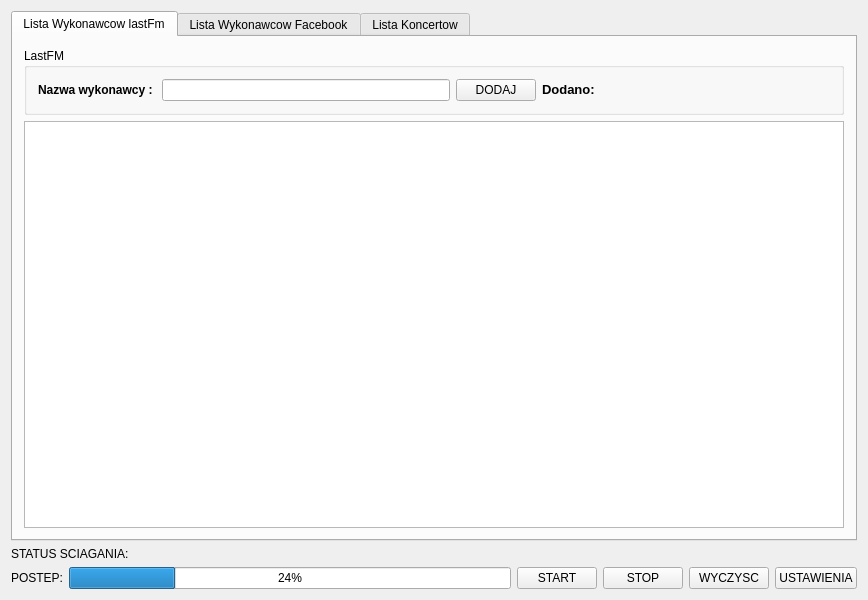
Old version of the form mainwindow.ui in the repository Grzegorzwww/szukacz_koncerow.
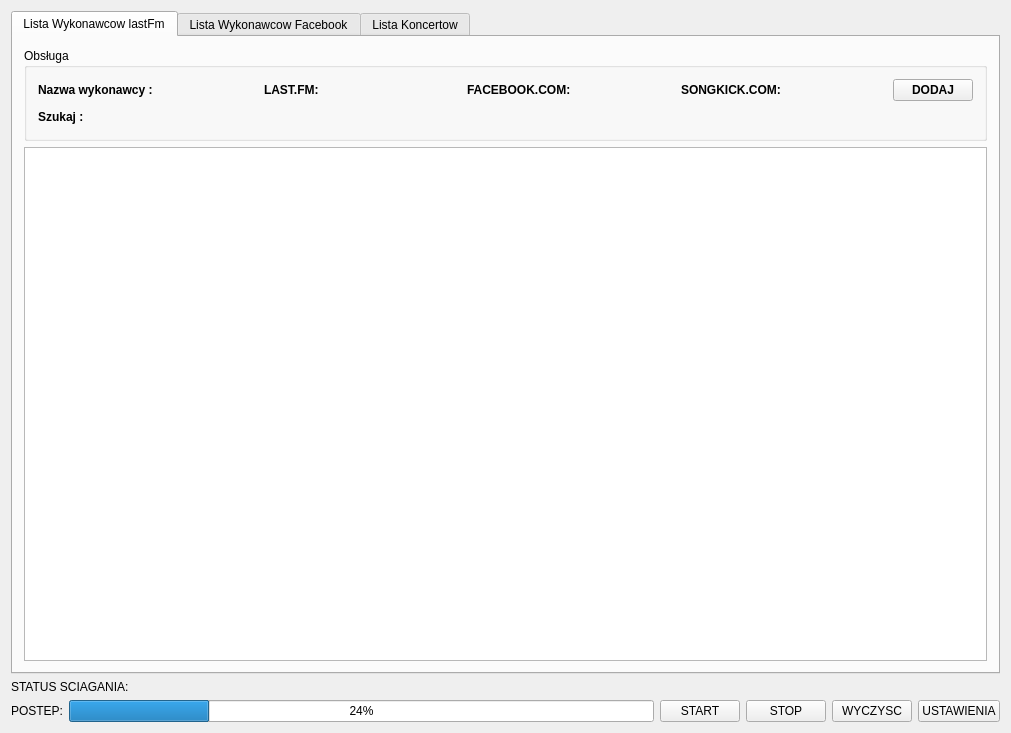
New version of the form. Custom widgets are drawn as their Qt base class.

The edit to the form file:
```diff
--- a/mainwindow.ui
+++ b/mainwindow.ui
@@ -6,8 +6,8 @@
    <rect>
     <x>0</x>
     <y>0</y>
-    <width>868</width>
-    <height>600</height>
+    <width>1011</width>
+    <height>733</height>
    </rect>
   </property>
   <property name="windowTitle">
@@ -117,9 +117,59 @@
         <item row="0" column="0">
          <widget class="QGroupBox" name="groupBox_3">
           <property name="title">
-           <string>LastFM</string>
+           <string>Obsługa</string>
           </property>
           <layout class="QGridLayout" name="gridLayout_3">
+           <item row="1" column="0">
+            <layout class="QHBoxLayout" name="horizontalLayout_7">
+             <item>
+              <layout class="QHBoxLayout" name="horizontalLayout_6">
+               <item>
+                <widget class="QLabel" name="label_18">
+                 <property name="sizePolicy">
+                  <sizepolicy hsizetype="Minimum" vsizetype="Maximum">
+                   <horstretch>0</horstretch>
+                   <verstretch>0</verstretch>
+                  </sizepolicy>
+                 </property>
+                 <property name="text">
+                  <string>&lt;html&gt;&lt;head/&gt;&lt;body&gt;&lt;p&gt;&lt;span style=&quot; font-weight:600;&quot;&gt;Szukaj : &lt;/span&gt;&lt;/p&gt;&lt;/body&gt;&lt;/html&gt;</string>
+                 </property>
+                </widget>
+               </item>
+               <item>
+                <widget class="MyLineEdit" name="my_lineEdit_5" native="true">
+                 <property name="sizePolicy">
+                  <sizepolicy hsizetype="Expanding" vsizetype="Preferred">
+                   <horstretch>0</horstretch>
+                   <verstretch>0</verstretch>
+                  </sizepolicy>
+                 </property>
+                </widget>
+               </item>
+              </layout>
+             </item>
+             <item>
+              <layout class="QHBoxLayout" name="horizontalLayout_5"/>
+             </item>
+             <item>
+              <spacer name="horizontalSpacer">
+               <property name="orientation">
+                <enum>Qt::Horizontal</enum>
+               </property>
+               <property name="sizeType">
+                <enum>QSizePolicy::Minimum</enum>
+               </property>
+               <property name="sizeHint" stdset="0">
+                <size>
+                 <width>400</width>
+                 <height>20</height>
+                </size>
+               </property>
+              </spacer>
+             </item>
+            </layout>
+           </item>
            <item row="0" column="0">
             <layout class="QHBoxLayout" name="horizontalLayout_3">
              <item>
@@ -136,15 +186,56 @@
               </widget>
              </item>
              <item>
-              <widget class="QLineEdit" name="lineEdit">
+              <widget class="MyLineEdit" name="my_lineEdit" native="true"/>
+             </item>
+             <item>
+              <widget class="QLabel" name="label_15">
                <property name="sizePolicy">
-                <sizepolicy hsizetype="Expanding" vsizetype="Fixed">
+                <sizepolicy hsizetype="Minimum" vsizetype="Maximum">
                  <horstretch>0</horstretch>
                  <verstretch>0</verstretch>
                 </sizepolicy>
                </property>
+               <property name="text">
+                <string>&lt;html&gt;&lt;head/&gt;&lt;body&gt;&lt;p&gt;&lt;span style=&quot; font-weight:600;&quot;&gt;LAST.FM: &lt;/span&gt;&lt;/p&gt;&lt;/body&gt;&lt;/html&gt;</string>
+               </property>
               </widget>
              </item>
+             <item>
+              <widget class="MyLineEdit" name="my_lineEdit_2" native="true"/>
+             </item>
+             <item>
+              <widget class="QLabel" name="label_16">
+               <property name="sizePolicy">
+                <sizepolicy hsizetype="Minimum" vsizetype="Maximum">
+                 <horstretch>0</horstretch>
+                 <verstretch>0</verstretch>
+                </sizepolicy>
+               </property>
+               <property name="text">
+                <string>&lt;html&gt;&lt;head/&gt;&lt;body&gt;&lt;p&gt;&lt;span style=&quot; font-weight:600;&quot;&gt;FACEBOOK.COM: &lt;/span&gt;&lt;/p&gt;&lt;/body&gt;&lt;/html&gt;</string>
+               </property>
+              </widget>
+             </item>
+             <item>
+              <widget class="MyLineEdit" name="my_lineEdit_3" native="true"/>
+             </item>
+             <item>
+              <widget class="QLabel" name="label_17">
+               <property name="sizePolicy">
+                <sizepolicy hsizetype="Minimum" vsizetype="Maximum">
+                 <horstretch>0</horstretch>
+                 <verstretch>0</verstretch>
+                </sizepolicy>
+               </property>
+               <property name="text">
+                <string>&lt;html&gt;&lt;head/&gt;&lt;body&gt;&lt;p&gt;&lt;span style=&quot; font-weight:600;&quot;&gt;SONGKICK.COM: &lt;/span&gt;&lt;/p&gt;&lt;/body&gt;&lt;/html&gt;</string>
+               </property>
+              </widget>
+             </item>
+             <item>
+              <widget class="MyLineEdit" name="my_lineEdit_4" native="true"/>
+             </item>
              <item>
               <widget class="QPushButton" name="pushButton_2">
                <property name="sizePolicy">
@@ -153,28 +244,17 @@
                  <verstretch>0</verstretch>
                 </sizepolicy>
                </property>
-               <property name="text">
-                <string>DODAJ</string>
-               </property>
-              </widget>
-             </item>
-             <item>
-              <widget class="QLabel" name="label_4">
-               <property name="sizePolicy">
-                <sizepolicy hsizetype="Expanding" vsizetype="Preferred">
-                 <horstretch>0</horstretch>
-                 <verstretch>0</verstretch>
-                </sizepolicy>
-               </property>
                <property name="font">
                 <font>
-                 <pointsize>10</pointsize>
                  <weight>75</weight>
                  <bold>true</bold>
                 </font>
                </property>
                <property name="text">
-                <string>&lt;html&gt;&lt;head/&gt;&lt;body&gt;&lt;p&gt;&lt;span style=&quot; font-size:10pt; font-weight:600;&quot;&gt;Dodano:&lt;/span&gt;&lt;/p&gt;&lt;/body&gt;&lt;/html&gt;</string>
+                <string>DODAJ</string>
+               </property>
+               <property name="autoDefault">
+                <bool>true</bool>
                </property>
               </widget>
              </item>
@@ -291,6 +371,26 @@
   </widget>
  </widget>
  <layoutdefault spacing="6" margin="11"/>
+ <customwidgets>
+  <customwidget>
+   <class>MyLineEdit</class>
+   <extends>QWidget</extends>
+   <header location="global">mylineedit.h</header>
+   <container>1</container>
+  </customwidget>
+ </customwidgets>
+ <tabstops>
+  <tabstop>pushButton_2</tabstop>
+  <tabstop>tabWidget</tabstop>
+  <tabstop>pushButton_5</tabstop>
+  <tabstop>tableView_3</tabstop>
+  <tabstop>lineEdit_5</tabstop>
+  <tabstop>pushButton_6</tabstop>
+  <tabstop>tableView</tabstop>
+  <tabstop>pushButton_8</tabstop>
+  <tabstop>pushButton</tabstop>
+  <tabstop>pushButton_4</tabstop>
+ </tabstops>
  <resources/>
  <connections/>
 </ui>
```
Left out of the diff: 43 changed lines with no effect on the pictures.
